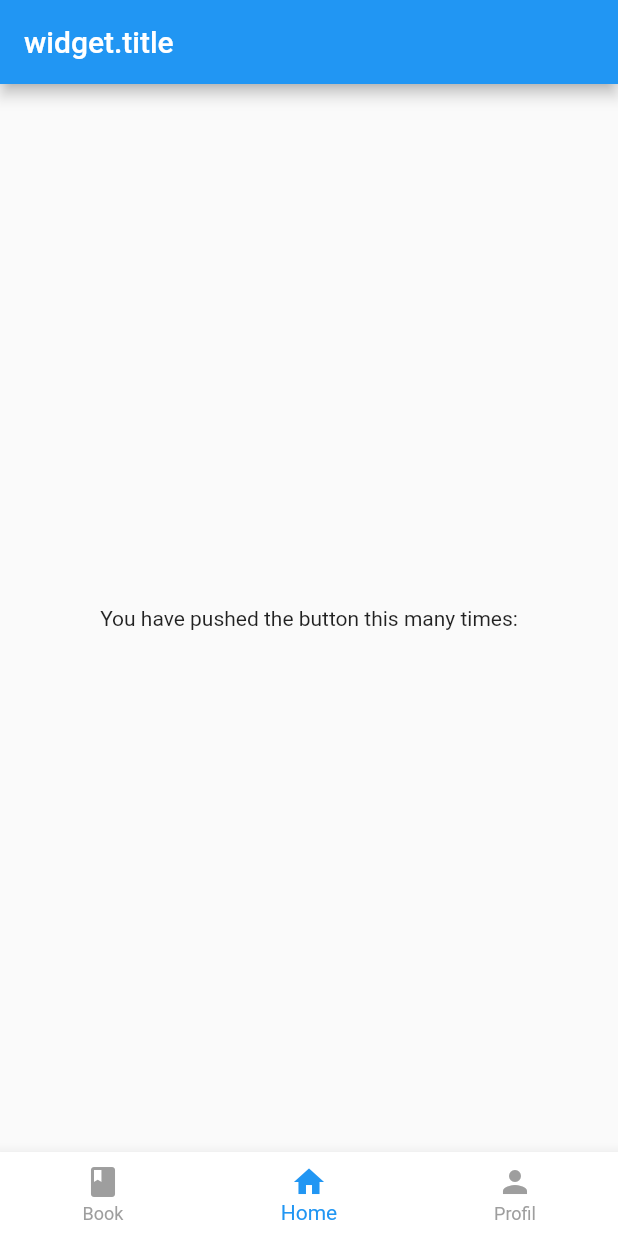
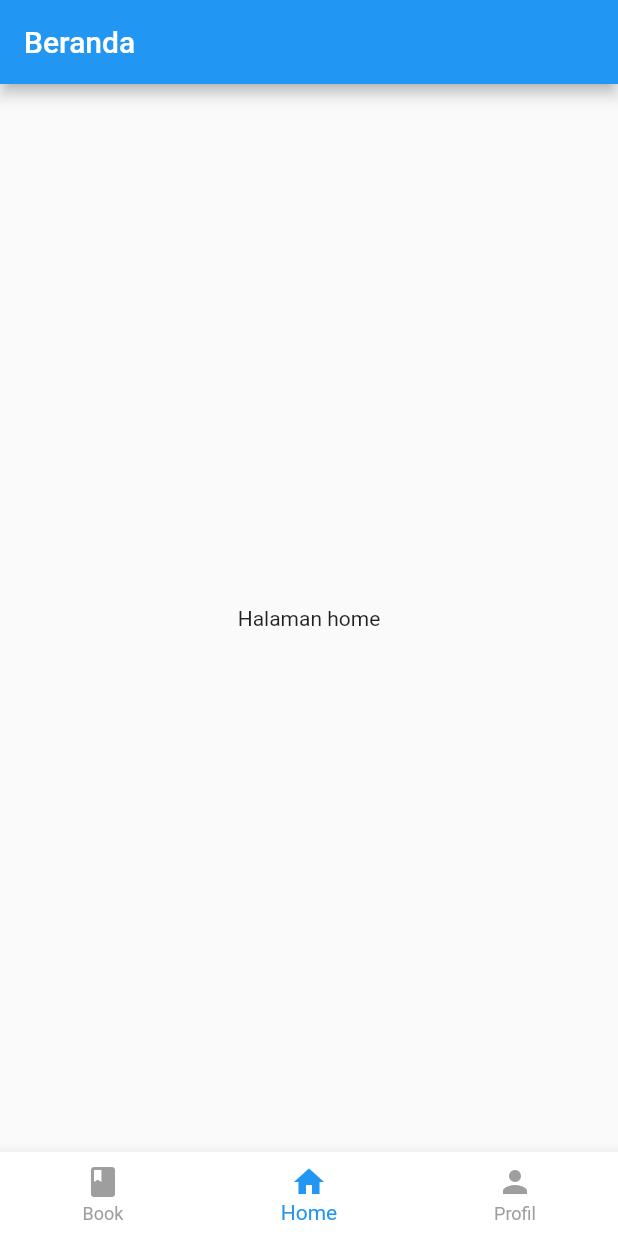
Before and after one commit to rizalaji1st/sistem_booking_ruangan_flutter, a Flutter app: the screen it shows after launch, on a phone screen of 412 x 824 dp. Run offline on Flutter 3.47's test engine with Material 2 defaults, Android fonts, the phone set to English and light mode, and no system bars.

Commit message:
Membuat tabs screen dapat di klik

```diff
--- /dev/null
+++ b/lib/screens/beranda_screen.dart
@@ -0,0 +1,18 @@
+import 'package:flutter/material.dart';
+
+class BerandaScreen extends StatelessWidget {
+
+  @override
+  Widget build(BuildContext context) {
+    return Center(
+          child: Column(
+            mainAxisAlignment: MainAxisAlignment.center,
+            children: <Widget>[
+              Text(
+                'Halaman home',
+              ),
+            ],
+          ),
+        );
+  }
+}
--- a/lib/screens/tabs_screen.dart
+++ b/lib/screens/tabs_screen.dart
@@ -1,4 +1,7 @@
 import 'package:flutter/material.dart';
+import './akun_screen.dart';
+import './beranda_screen.dart';
+import './terpesan_screen.dart';
 
 class TabsScreen extends StatefulWidget {
   @override
@@ -6,12 +9,23 @@ class TabsScreen extends StatefulWidget {
 }
 
 class _TabsScreenState extends State<TabsScreen> {
-  int _selectedPageIndex = 0;
+  List<Map<String, Object>> _pages;
+  int _selectedPageIndex = 1;
 
   @override
   void initState() {
-    // TODO: implement initState
+    _pages = [
+    { 'title': 'Terpesan','page': TerpesanScreen(),},
+    { 'title': 'Beranda','page': BerandaScreen(),},
+    {'title': 'Manajemen Akun', 'page': AkunScreen() ,},
+  ] ;
     super.initState();
+  }
+
+  void _selectPage(int index) {
+    setState(() {
+      _selectedPageIndex = index;
+    });
   }
 
   @override
@@ -20,38 +34,32 @@ class _TabsScreenState extends State<TabsScreen> {
       length: 2,
       child: Scaffold(
         appBar: AppBar(
-          title: Text('widget.title'),
+          title: Text(_pages[_selectedPageIndex]['title'] as String),
         ),
-        body: Center(
-          child: Column(
-            mainAxisAlignment: MainAxisAlignment.center,
-            children: <Widget>[
-              Text(
-                'You have pushed the button this many times:',
-              ),
-            ],
-          ),
-        ),
+        body: _pages[_selectedPageIndex]['page'] as Widget,
         bottomNavigationBar: BottomNavigationBar(
-          onTap: (value) {},
+          onTap:_selectPage,
           backgroundColor: Colors.white,
           unselectedItemColor: Colors.grey,
           selectedItemColor: Colors.blue,
-          currentIndex: 1,
+          currentIndex: _selectedPageIndex,
           items: [
             BottomNavigationBarItem(
               backgroundColor: Colors.blue,
               icon: Icon(Icons.book),
+              // ignore: deprecated_member_use
               title: Text('Book'),
             ),
             BottomNavigationBarItem(
               backgroundColor: Colors.blue,
               icon: Icon(Icons.home),
+              // ignore: deprecated_member_use
               title: Text('Home'),
             ),
             BottomNavigationBarItem(
               backgroundColor: Colors.blue,
               icon: Icon(Icons.person),
+              // ignore: deprecated_member_use
               title: Text('Profil'),
             ),
           ],
```
Also changed, not shown: lib/screens/akun_screen.dart (added, +17 -0 lines), lib/screens/terpesan_screen.dart (added, +18 -0 lines).
